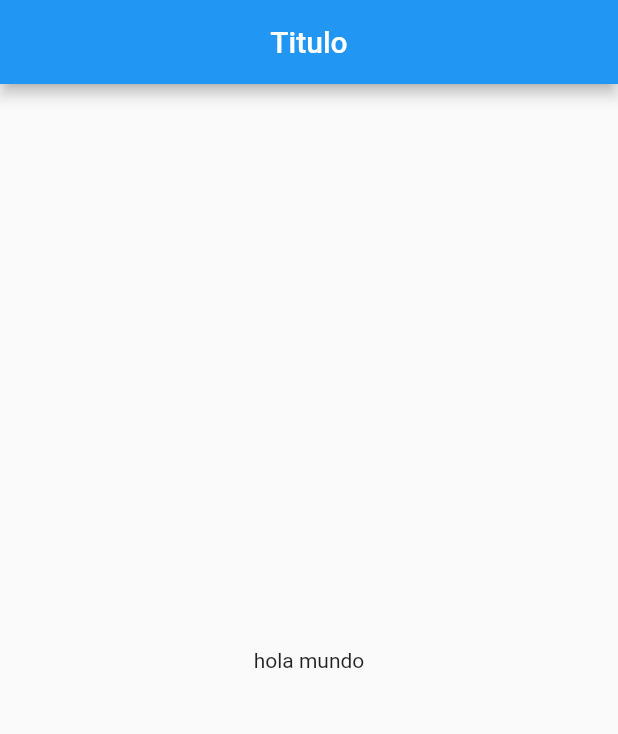
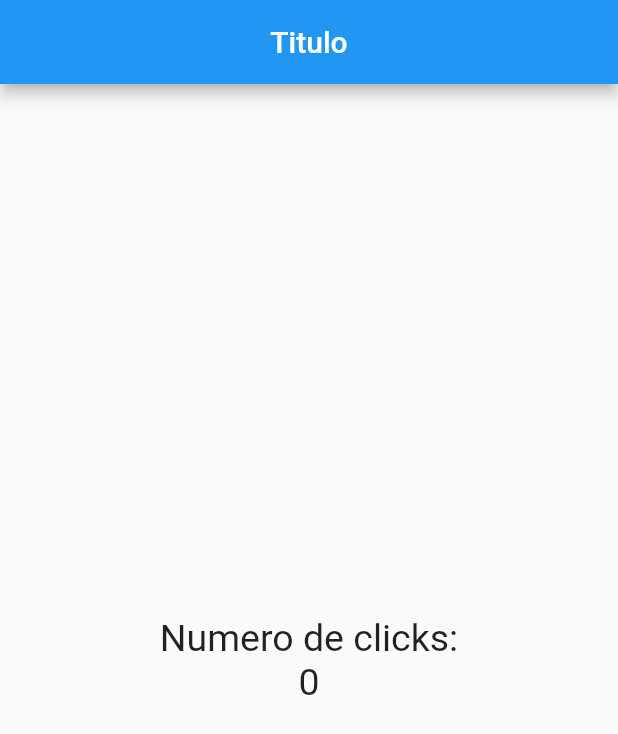
Before and after one commit to isamed92/flutter-fap, a Flutter app: the screen it shows after launch, on a phone screen of 412 x 824 dp. Shown: the top 734 px of the screen. Run offline on Flutter 3.47's test engine with Material 2 defaults, Android fonts, the phone set to English and light mode, and no system bars.

Commit message:
style property added in home_page

```diff
--- a/lib/src/pages/home_page.dart
+++ b/lib/src/pages/home_page.dart
@@ -1,6 +1,10 @@
 import 'package:flutter/material.dart';
 
 class HomePage extends StatelessWidget {
+
+
+  final estiloTexto = new TextStyle(fontSize: 25);
+
   @override
   Widget build(BuildContext context) {
     return Scaffold(
@@ -9,7 +13,12 @@ class HomePage extends StatelessWidget {
         title: Text('Titulo'),
       ),
       body: Center(
-        child: Text('hola mundo'),
+        child: Column(children: <Widget>[
+          Text('Numero de clicks:', style:estiloTexto,),
+          Text('0', style:estiloTexto),
+        ],
+        mainAxisAlignment: MainAxisAlignment.center,
+        ),
       ),
     );
   }
```
